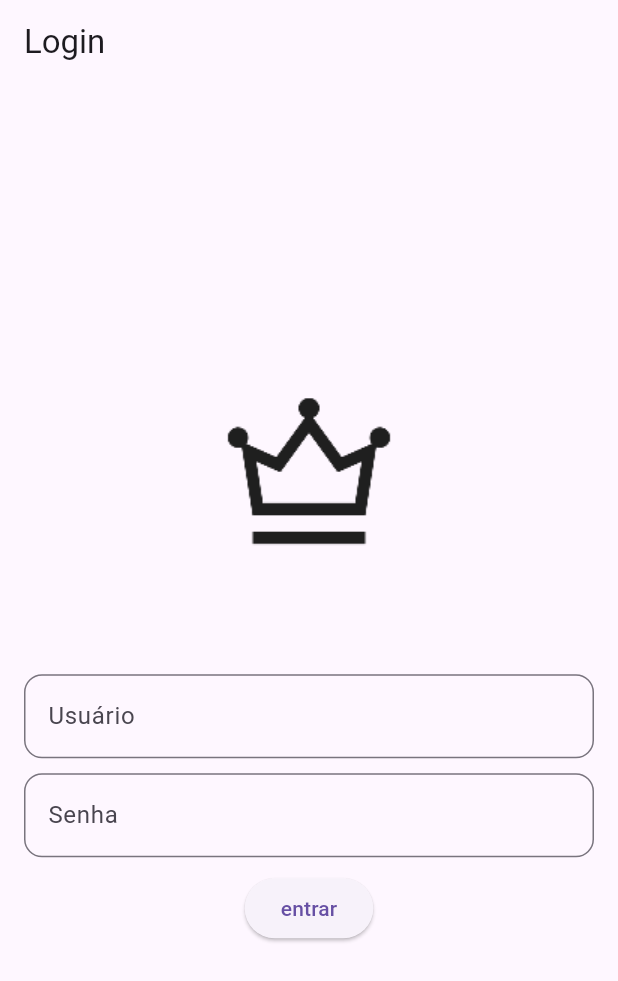
After one commit to MrLucasjoel/utilidades, a Flutter app: the BaseLayout screen opened by its route, in the side drawer, after a tap on "Sair", on a phone screen of 412 x 824 dp. The commit adds this screen. Shown: the top 981 px of the screen. Run offline on Flutter 3.47's test engine with Material 3 defaults, Android fonts, the phone set to English and light mode, and no system bars; our stand-ins replace font_awesome_flutter.

Commit message:
tela de login

```diff
--- a/analysis_options.yaml
+++ b/analysis_options.yaml
@@ -1 +1,4 @@
 include: package:flutter_lints/flutter.yaml
+analyzer:
+  errors:
+    use_build_context_synchronously: ignore
--- a/lib/src/app/app_widget.dart
+++ b/lib/src/app/app_widget.dart
@@ -1,5 +1,7 @@
 import 'package:flutter/material.dart';
 import 'package:utilidades/src/app/app_routes.dart';
+import 'package:utilidades/src/services/auth_service.dart';
+import 'package:utilidades/src/views/login_view.dart';
 
 class AppWidget extends StatelessWidget {
   const AppWidget({super.key});
@@ -9,8 +11,11 @@ class AppWidget extends StatelessWidget {
     return MaterialApp(
       debugShowCheckedModeBanner: false,
       title: "Utilidades",
-      initialRoute: "/home",
-      routes: generateRoutes(),
+      initialRoute: AuthService.isLoggedIn ? "/home" : "/login",
+      routes: {
+        "/login": (context) => LoginView(),
+        ...generateRoutes()
+      },
     );
   }
 }
--- /dev/null
+++ b/lib/src/controllers/login_controller.dart
@@ -0,0 +1,10 @@
+import 'package:utilidades/src/models/user_model.dart';
+
+class LoginController {
+  UserModel _mockUser = UserModel(username: "admin", password: "123456");
+
+  Future<bool> login(String username, String password) async{
+    await Future.delayed(Duration(seconds: 2));
+    return username == _mockUser.username && password == _mockUser.password;
+  }
+}
--- /dev/null
+++ b/lib/src/models/user_model.dart
@@ -0,0 +1,6 @@
+class UserModel {
+  final String username;
+  final String password;
+
+  UserModel({required this.username, required this.password});
+}
--- /dev/null
+++ b/lib/src/services/auth_service.dart
@@ -0,0 +1,11 @@
+class AuthService {
+  static bool isLoggedIn = false;
+
+  static void login() {
+    isLoggedIn = true;
+  }
+
+  static void logout() {
+    isLoggedIn = false;
+  }
+}
--- /dev/null
+++ b/lib/src/views/login_view.dart
@@ -0,0 +1,79 @@
+import 'package:flutter/material.dart';
+import 'package:utilidades/src/controllers/login_controller.dart';
+import 'package:utilidades/src/services/auth_service.dart';
+
+class LoginView extends StatefulWidget {
+  const LoginView({super.key});
+
+  @override
+  State<LoginView> createState() => _LoginViewState();
+}
+
+class _LoginViewState extends State<LoginView> {
+  final _controller = LoginController();
+  final _usernameController = TextEditingController();
+  final _passwordController = TextEditingController();
+  String _message = '';
+
+  void _handleLogin() async{
+    final success = await _controller.login(
+      _usernameController.text,
+      _passwordController.text,
+    );
+
+    if(success) {
+      AuthService.login();
+      Navigator.pushReplacementNamed(context, "/home");
+    }else{
+      setState(() {
+        _message = "Usuário ou senha incorretos";
+      });
+    }
+  }
+  @override
+  Widget build(BuildContext context) {
+    return Scaffold(
+      appBar: AppBar(title: Text("Login"),),
+      body:  Padding(
+        padding: EdgeInsets.all(16),
+        child: Column(
+          mainAxisAlignment: MainAxisAlignment.center,
+          children: [
+            Padding(
+              padding: EdgeInsetsGeometry.only(bottom: 30),
+              child: Image.asset("assets/logo/kings.png", width: 200,),
+            ),
+            TextField(
+              controller: _usernameController,
+              decoration: InputDecoration(
+                labelText: "Usuário",
+                border: OutlineInputBorder(
+                  borderRadius: BorderRadius.circular(12)
+                ),
+              ),
+            ),
+
+            SizedBox(height: 10,),
+            TextField(
+              controller: _passwordController,
+              decoration: InputDecoration(
+                labelText: "Senha",
+                border: OutlineInputBorder(
+                  borderRadius: BorderRadius.circular(12)
+                ),
+              ),
+              obscureText: true,
+            ),
+            SizedBox(height: 10,),
+            ElevatedButton(
+              onPressed: _handleLogin,
+              child: Text("entrar")
+            ),
+            SizedBox(height: 10,),
+            Text(_message, style: TextStyle(color: Colors.deepOrange),),
+          ],
+        ),
+      ),
+    );
+  }
+}
--- a/lib/src/widgets/custom_app_drawer.dart
+++ b/lib/src/widgets/custom_app_drawer.dart
@@ -1,5 +1,7 @@
 import 'package:flutter/material.dart';
 import 'package:utilidades/src/app/app_menu.dart';
+import 'package:utilidades/src/services/auth_service.dart';
+import 'package:utilidades/src/views/login_view.dart';
 
 class CustomAppDrawer extends StatelessWidget {
   const CustomAppDrawer({super.key});
@@ -29,6 +31,19 @@ class CustomAppDrawer extends StatelessWidget {
                 Navigator.pushReplacementNamed(context, item.route);
               },
             )
+          ),
+          const Divider(),
+          ListTile(
+            leading: const Icon(Icons.logout),
+            title: Text("Sair"),
+            onTap: () {
+              AuthService.logout();
+              Navigator.pushAndRemoveUntil(
+                context,
+                MaterialPageRoute(builder: (_) => const LoginView()),
+                (route) => false
+              );
+            },
           )
         ]
       ),
```
